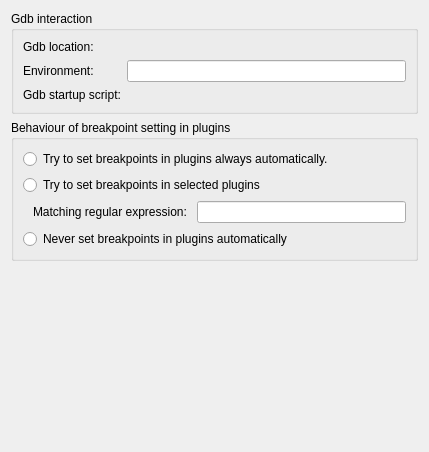
Above: src/plugins/debugger/gdb/gdboptionspage.ui from heiheshang/ananas-creator before the change. Below: the same form after it.
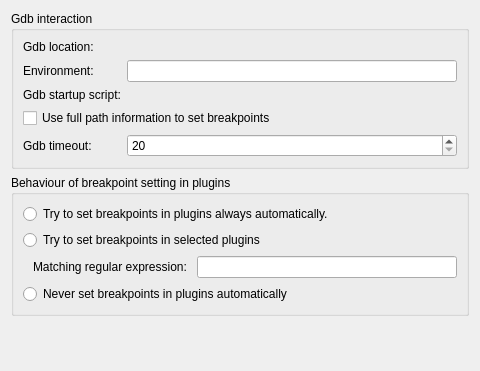
That is the form after the change. Custom widgets are drawn as their Qt base class.

What changed in the file:
```diff
--- a/src/plugins/debugger/gdb/gdboptionspage.ui
+++ b/src/plugins/debugger/gdb/gdboptionspage.ui
@@ -6,8 +6,8 @@
    <rect>
     <x>0</x>
     <y>0</y>
-    <width>429</width>
-    <height>452</height>
+    <width>480</width>
+    <height>371</height>
    </rect>
   </property>
   <layout class="QVBoxLayout" name="verticalLayout">
@@ -59,8 +59,51 @@
       <item row="2" column="1">
        <widget class="Core::Utils::PathChooser" name="scriptFileChooser" native="true"/>
       </item>
-      <item row="0" column="1">
-       <widget class="Core::Utils::PathChooser" name="gdbLocationChooser" native="true"/>
+      <item row="3" column="0" colspan="2">
+       <widget class="QCheckBox" name="checkBoxUsePreciseBreakpoints">
+        <property name="toolTip">
+         <string>When this option is checked, the debugger plugin attempts
+to extract full path information for all source files from gdb. This is a
+slow process but enables setting breakpoints in files with the same file
+name in different directories.</string>
+        </property>
+        <property name="text">
+         <string>Use full path information to set breakpoints</string>
+        </property>
+       </widget>
+      </item>
+      <item row="4" column="0">
+       <widget class="QLabel" name="labelGdbWatchdogTimeout">
+        <property name="text">
+         <string>Gdb timeout:</string>
+        </property>
+       </widget>
+      </item>
+      <item row="4" column="1">
+       <widget class="QSpinBox" name="spinBoxGdbWatchdogTimeout">
+        <property name="toolTip">
+         <string>This is the number of seconds Qt Creator will wait before
+it terminates non-responsive gdb process. The default value of 20 seconds
+should be sufficient for most applications, but there are situations when
+loading big libraries or listing source files takes much longer than that
+on slow machines. In this case, the value should be increased.</string>
+        </property>
+        <property name="layoutDirection">
+         <enum>Qt::LeftToRight</enum>
+        </property>
+        <property name="minimum">
+         <number>20</number>
+        </property>
+        <property name="maximum">
+         <number>1000000</number>
+        </property>
+        <property name="singleStep">
+         <number>20</number>
+        </property>
+        <property name="value">
+         <number>20</number>
+        </property>
+       </widget>
       </item>
      </layout>
     </widget>
```
Left out of the diff: 7 changed lines with no effect on the pictures.
